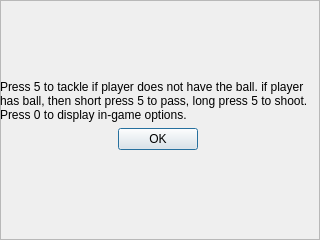
The window that inputSettingsFrame.ui (rochford/cutefootball) describes before a commit, drawn with Qt 5.
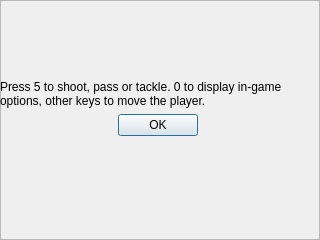
The same window after the commit. Icons and pictures are not drawn.

Commit message:
InGameMenu improvements (flag etc.)
Player FocusIn/FocusOut events used to set tooltip name.

Patch:
```diff
--- a/inputSettingsFrame.ui
+++ b/inputSettingsFrame.ui
@@ -166,7 +166,7 @@
     <item>
      <widget class="QLabel" name="label_13">
       <property name="text">
-       <string>Press 5 to tackle if player does not have the ball. if player has ball, then short press 5 to pass, long press 5 to shoot. Press 0 to display in-game options.</string>
+       <string>Press 5 to shoot, pass or tackle. 0 to display in-game options, other keys to move the player.</string>
       </property>
       <property name="wordWrap">
        <bool>true</bool>
```
The commit also changes 13 other files.
